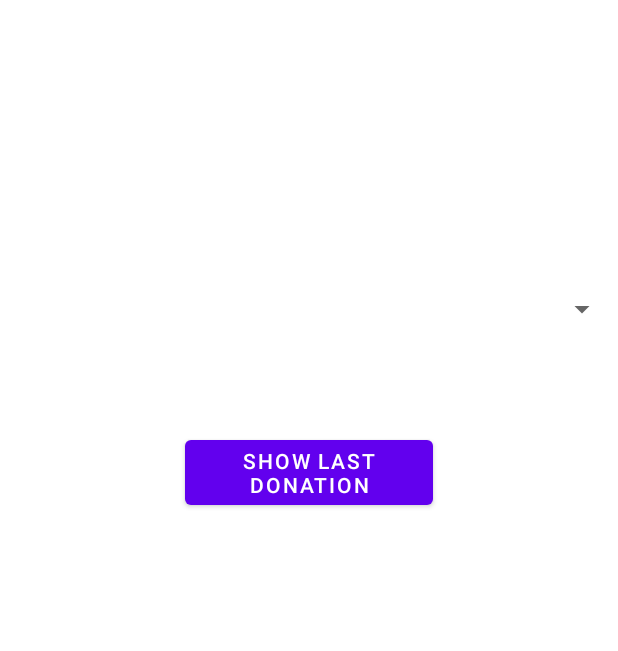
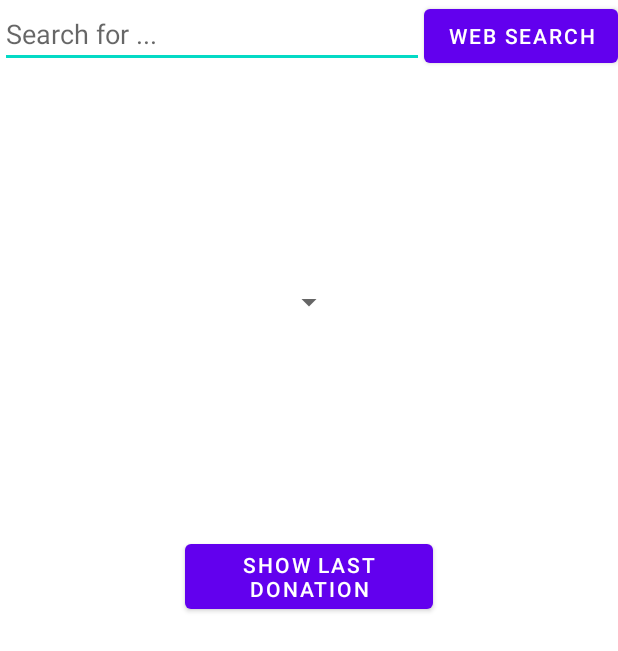
Before and after one commit to AndroidCourse-SenecaCollege/Week3DonationApp, an Android app: the layout activity_report.xml on its own in the app's theme, with its tools: preview values and no code run, on a phone screen of 412 x 824 dp. Shown: the top 651 px of the screen. Run offline under Robolectric (Android 15) with nearby library versions, the phone set to English and light mode, and no system bars.

Commit message:
F22DonationApp-V3-Camera Intent

```diff
--- a/app/src/main/res/layout/activity_report.xml
+++ b/app/src/main/res/layout/activity_report.xml
@@ -5,25 +5,49 @@
     android:layout_width="match_parent"
     android:layout_height="match_parent">
 
+    <EditText
+        android:id="@+id/search_term"
+        android:layout_width="0dp"
+        android:layout_height="wrap_content"
+        android:hint="Search for ... "
+        app:layout_constraintEnd_toStartOf="@+id/search_button"
+        app:layout_constraintStart_toStartOf="parent"
+        app:layout_constraintTop_toTopOf="parent" />
+
     <Button
+        android:id="@+id/search_button"
+        android:layout_width="wrap_content"
+        android:layout_height="wrap_content"
+        android:text="Web Search"
+        app:layout_constraintEnd_toEndOf="parent"
+        app:layout_constraintTop_toTopOf="parent" />
+
+    <Spinner
+        android:id="@+id/spinner"
+        android:layout_width="wrap_content"
+        android:layout_height="wrap_content"
+        app:layout_constraintBottom_toTopOf="@+id/button"
+        app:layout_constraintEnd_toEndOf="parent"
+        app:layout_constraintStart_toStartOf="parent"
+        app:layout_constraintTop_toTopOf="@+id/image" />
+    <ImageView
+        android:id="@+id/image"
+        android:layout_width="0dp"
+        android:layout_height="0dp"
+        app:layout_constraintBottom_toTopOf="@+id/button"
+        app:layout_constraintEnd_toStartOf="@+id/v70"
+        app:layout_constraintStart_toStartOf="parent"
+        app:layout_constraintTop_toBottomOf="@id/search_term" />
+
+    <Button
+        android:id="@+id/button"
         android:layout_width="0dp"
         android:layout_height="wrap_content"
         android:text="Show Last Donation"
-        app:layout_constraintTop_toBottomOf="@id/spinner"
         app:layout_constraintBottom_toTopOf="@+id/mid_gl"
         app:layout_constraintEnd_toStartOf="@id/v70"
+        app:layout_constraintHorizontal_bias="0.0"
         app:layout_constraintStart_toStartOf="@id/v30" />
-
-    <Spinner
-        android:id="@+id/spinner"
-        android:layout_width="0dp"
-        android:layout_height="wrap_content"
-        app:layout_constraintBottom_toTopOf="@+id/donation_list"
-        app:layout_constraintEnd_toEndOf="parent"
-        app:layout_constraintHorizontal_bias="0.20"
-        app:layout_constraintStart_toStartOf="parent"
-        app:layout_constraintTop_toTopOf="parent"
-        app:layout_constraintVertical_bias="0.5" />
 
     <ListView
         android:id="@+id/donation_list"
--- /dev/null
+++ b/app/src/main/res/menu/donation_menu.xml
@@ -0,0 +1,6 @@
+<?xml version="1.0" encoding="utf-8"?>
+<menu xmlns:android="http://schemas.android.com/apk/res/android">
+<item android:title="Report" android:id="@+id/report_menu_item"></item>
+<item android:title="Camera" android:id="@+id/camera_activity"/>
+    <item android:title="Close" android:id="@+id/close_menu_item"></item>
+</menu>
--- a/app/src/main/res/values/strings.xml
+++ b/app/src/main/res/values/strings.xml
@@ -7,4 +7,5 @@
     <string name="paypal">PayPal</string>
     <string name="correctInfo">"Correct Info"</string>
     <string name="please_select_the_payment_method">Please Select The Payment Method:</string>
+    <string name="take_a_photo">Take a photo</string>
 </resources>
```
Also changed, not shown: app/src/main/AndroidManifest.xml (+10 -7 lines), app/src/main/java/com/example/donationappf22/CameraActivity.java (added, +60 -0 lines), app/src/main/java/com/example/donationappf22/Donation.java (+32 -1 lines), app/src/main/java/com/example/donationappf22/MainActivity.java (+36 -0 lines), app/src/main/java/com/example/donationappf22/MyApp.java (added, +18 -0 lines), app/src/main/java/com/example/donationappf22/ReportActivity.java (+62 -8 lines), app/src/main/res/layout/activity_camera.xml (added, +30 -0 lines).
